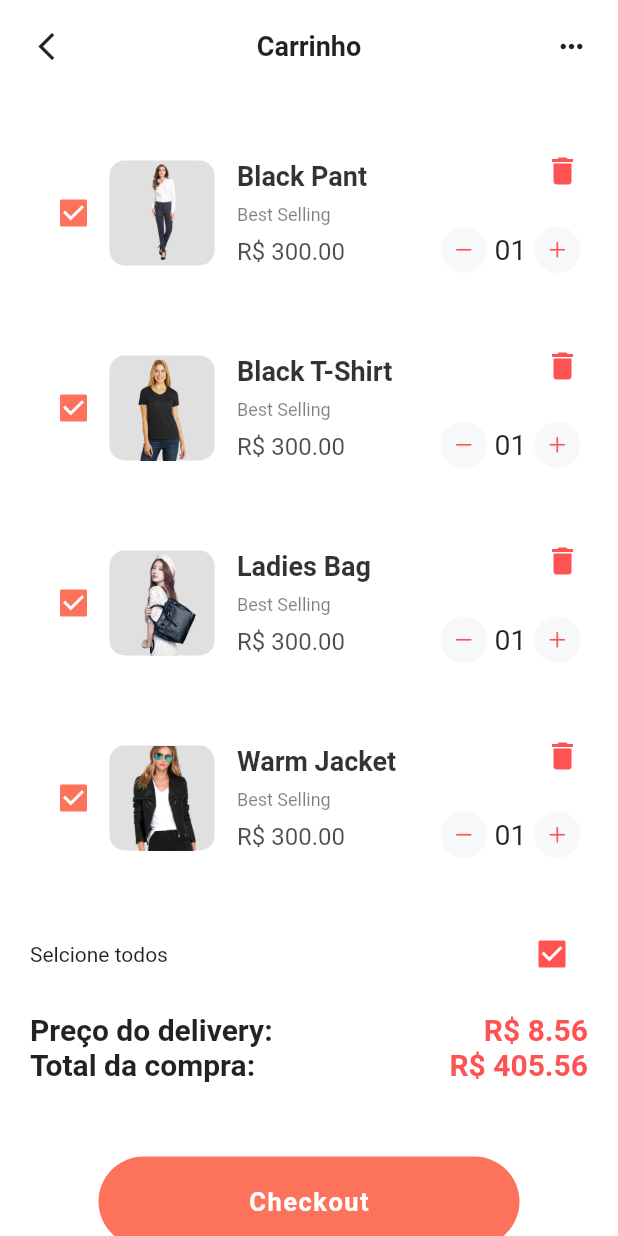
After one commit to ChristianOliveiraSilva/Store-App-Flutter, a Flutter app: the CartScreen screen opened directly, on a phone screen of 412 x 824 dp. The commit adds this screen. Run offline on Flutter 3.47's test engine with Material 2 defaults, Android fonts, the phone set to English and light mode, and no system bars.

Commit message:
add checkout and cart page

```diff
--- a/lib/screens/cart/cart_screen.dart
+++ b/lib/screens/cart/cart_screen.dart
@@ -1,9 +1,134 @@
+import 'package:cestile_app/screens/cart/components/cart_item.dart';
 import 'package:flutter/material.dart';
 
 class CartScreen extends StatelessWidget {
 
   @override
   Widget build(BuildContext context) {
-    return Scaffold();
+    return Scaffold(
+      body: SingleChildScrollView(
+        child: SafeArea(
+          child: Column(
+            children: [
+              Padding(
+                padding: EdgeInsets.all(10),
+                child: Row(
+                  mainAxisAlignment: MainAxisAlignment.spaceBetween,
+                  children: [
+                    InkWell(
+                      onTap: () {
+                        Navigator.pop(context);
+                      },
+                      child: Container(
+                        padding: EdgeInsets.all(10),
+                        decoration: BoxDecoration(
+                          color: Colors.white,
+                          borderRadius: BorderRadius.circular(30),
+                        ),
+                        child: Icon(
+                          Icons.arrow_back_ios_new,
+                          size: 22,
+                        ),
+                      ),
+                    ),
+
+                    Text("Carrinho", style: TextStyle(
+                      fontSize: 18,
+                      fontWeight: FontWeight.w600,
+                    )),
+
+                    InkWell(
+                      onTap: () {
+                        Navigator.pop(context);
+                      },
+                      child: Container(
+                        padding: EdgeInsets.all(10),
+                        decoration: BoxDecoration(
+                          color: Colors.white,
+                          borderRadius: BorderRadius.circular(30),
+                        ),
+                        child: Icon(
+                          Icons.more_horiz,
+                          size: 22,
+                        ),
+                      ),
+                    ),
+                  ],
+                )
+              ),
+
+              Container(
+                padding: EdgeInsets.only(top: 15),
+                child: Column(
+                  children: [
+                    CartItemSamples(),
+                    SizedBox(height: 15),
+                    Padding(
+                      padding: EdgeInsets.symmetric(horizontal: 20),
+                      child: Row(
+                        mainAxisAlignment: MainAxisAlignment.spaceBetween,
+                        children: [
+                          Text("Selcione todos"),
+                          Checkbox(
+                            value: true,
+                            activeColor: Colors.redAccent,
+                            onChanged: (value) {}
+                          )
+                        ],
+                      ),
+                    ),
+                    SizedBox(height: 15),
+
+                    Padding(
+                      padding: const EdgeInsets.symmetric(horizontal: 20),
+                      child: Column(
+                        children: [
+                          Row(
+                            mainAxisAlignment: MainAxisAlignment.spaceBetween,
+                            children: [
+                              Text("Preço do delivery:", style: TextStyle(fontSize: 20, fontWeight: FontWeight.w600)),
+                              Text("R\$ 8.56", style: TextStyle(fontSize: 20, fontWeight: FontWeight.w600, color: Colors.redAccent)),
+                            ],
+                          ),
+                          Row(
+                            mainAxisAlignment: MainAxisAlignment.spaceBetween,
+                            children: [
+                              Text("Total da compra:", style: TextStyle(fontSize: 20, fontWeight: FontWeight.w600)),
+                              Text("R\$ 405.56", style: TextStyle(fontSize: 20, fontWeight: FontWeight.w600, color: Colors.redAccent)),
+                            ],
+                          ),
+                        ],
+                      ),
+                    ),
+
+                    SizedBox(height: 50),
+                    InkWell(
+                      onTap: () {
+                        Navigator.pop(context);
+                      },
+                      child: Container(
+                        padding: EdgeInsets.symmetric(vertical: 20, horizontal: 100),
+                        decoration: BoxDecoration(
+                          color: Color(0xFFFD725A),
+                          borderRadius: BorderRadius.circular(30)
+                        ),
+                        child: Text("Checkout", style: TextStyle(
+                          fontSize: 17,
+                          fontWeight: FontWeight.w600,
+                          letterSpacing: 1,
+                          color: Colors.white
+                        )),
+                      ),
+                    ),
+
+                    SizedBox(height: 50),
+                  ],
+                ),
+              )
+            ]
+          )
+        ),
+      ),
+    );
   }
 }
--- /dev/null
+++ b/lib/screens/cart/components/cart_item.dart
@@ -0,0 +1,111 @@
+import 'package:flutter/cupertino.dart';
+import 'package:flutter/material.dart';
+
+class CartItemSamples extends StatelessWidget {
+
+  List imgList = [
+    "Black Pant",
+    "Black T-Shirt",
+    "Ladies Bag",
+    "Warm Jacket",
+  ];
+
+  @override
+  Widget build(BuildContext context) {
+    return Column(
+      children: [
+        for(int i = 0; i < imgList.length; i++)
+          Container(
+            height: 110,
+            margin: EdgeInsets.symmetric(vertical: 10, horizontal: 15),
+            padding: EdgeInsets.all(10),
+            decoration: BoxDecoration(
+              color: Colors.white,
+              borderRadius: BorderRadius.circular(10),
+            ),
+            child: Row(
+              children: [
+                Checkbox(
+                  value: true,
+                  activeColor: Color(0xFFFD725A),
+                  onChanged: (value) {},
+                ),
+
+                Container(
+                  height: 70,
+                  width: 70,
+                  margin: EdgeInsets.only(right: 15),
+                  decoration: BoxDecoration(
+                    color: Color.fromARGB(255, 224, 224, 224),
+                    borderRadius: BorderRadius.circular(10),
+                  ),
+                  child: Image.asset("images/${imgList[i].replaceAll(" ", "")}.png"),
+                ),
+                Padding(
+                  padding: EdgeInsets.symmetric(vertical: 10),
+                  child: Column(
+                    mainAxisAlignment: MainAxisAlignment.spaceBetween,
+                    crossAxisAlignment: CrossAxisAlignment.start,
+                    children: [
+                      Text(imgList[i], style: TextStyle(
+                        fontSize: 18,
+                        fontWeight: FontWeight.bold,
+                        color: Colors.black.withOpacity(0.8)
+                      )),
+                      Text("Best Selling", style: TextStyle(
+                        fontSize: 12,
+                        color: Colors.black.withOpacity(0.5)
+                      )),
+                      Text("R\$ 300.00", style: TextStyle(
+                        fontSize: 16,
+                        color: Colors.black.withOpacity(0.7)
+                      )),
+                    ],
+                  ),
+                ),
+
+                Spacer(),
+                Padding(
+                  padding: EdgeInsets.symmetric(vertical: 5),
+                  child: Column(
+                    crossAxisAlignment: CrossAxisAlignment.end,
+                    mainAxisAlignment: MainAxisAlignment.spaceBetween,
+                    children: [
+                      Icon(Icons.delete, color: Colors.redAccent),
+                      Row(
+                        children: [
+                          Container(
+                            padding: EdgeInsets.all(8),
+                            decoration: BoxDecoration(
+                              color: Color(0xFFF7F8FA),
+                              borderRadius: BorderRadius.circular(20),
+                            ),
+                            child: Icon(CupertinoIcons.minus, size: 15, color: Colors.redAccent),
+                          ),
+                          Padding(
+                            padding: EdgeInsets.symmetric(horizontal: 5),
+                            child: Text("01", style: TextStyle(
+                              fontSize: 19,
+                              fontWeight: FontWeight.w400,
+                            ))
+                          ),
+                          Container(
+                            padding: EdgeInsets.all(8),
+                            decoration: BoxDecoration(
+                              color: Color(0xFFF7F8FA),
+                              borderRadius: BorderRadius.circular(20),
+                            ),
+                            child: Icon(CupertinoIcons.plus, size: 15, color: Colors.redAccent),
+                          )
+                        ],
+                      )
+                    ],
+                  ),
+                )
+              ],
+            ),
+          )
+      ],
+    );
+  }
+}
--- a/lib/screens/product/components/custom_bottom_sheet.dart
+++ b/lib/screens/product/components/custom_bottom_sheet.dart
@@ -68,7 +68,7 @@ class CustomBottomSheet extends StatelessWidget {
               Container(
                 padding: EdgeInsets.all(8),
                 decoration: BoxDecoration(
-                  color: Color.fromARGB(255, 187, 187, 187),
+                  color: Color(0xFFF7F8FA),
                   borderRadius: BorderRadius.circular(20),
                 ),
                 child: Icon(CupertinoIcons.minus, size: 18, color: Colors.redAccent),
@@ -83,7 +83,7 @@ class CustomBottomSheet extends StatelessWidget {
               Container(
                 padding: EdgeInsets.all(8),
                 decoration: BoxDecoration(
-                  color: Color.fromARGB(255, 187, 187, 187),
+                  color: Color(0xFFF7F8FA),
                   borderRadius: BorderRadius.circular(20),
                 ),
                 child: Icon(CupertinoIcons.plus, size: 18, color: Colors.redAccent),
```
